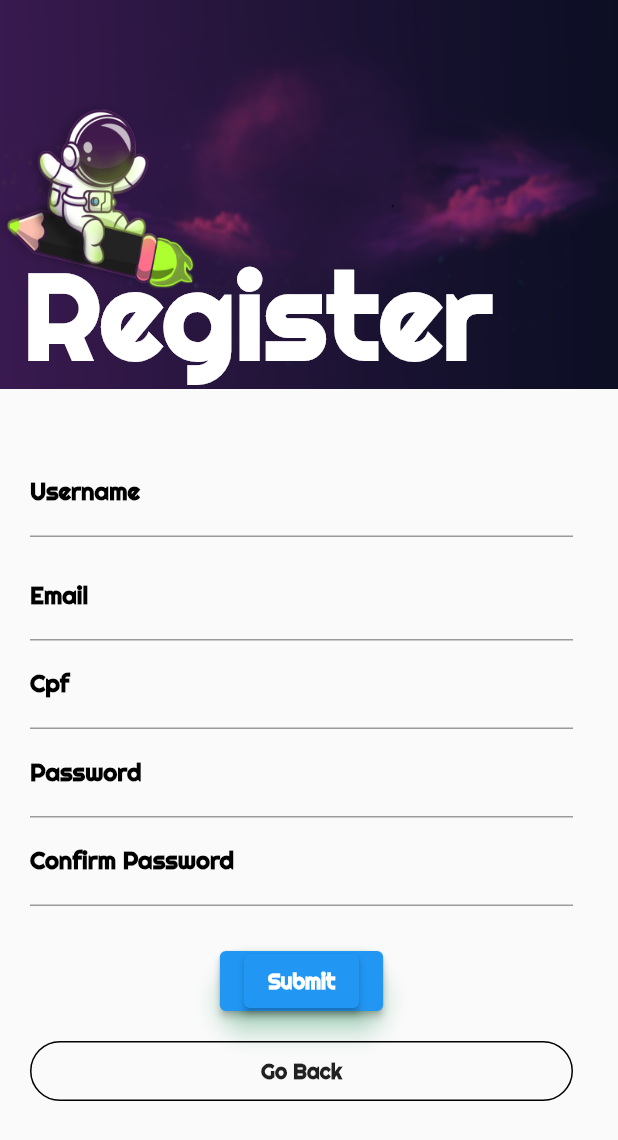
After one commit to angelorange/bank_space, a Flutter app: the SignUpView screen opened directly, after a tap on "Submit", on a phone screen of 412 x 824 dp. The commit adds this screen. Shown: the top 1140 px of the screen. Run offline on Flutter 3.47's test engine with Material 2 defaults, Android fonts, the phone set to English and light mode, and no system bars; our stand-ins replace get.

Commit message:
feat: add binding and controller sign up

```diff
--- /dev/null
+++ b/lib/app/modules/sign_up/bindings/sign_up_binding.dart
@@ -0,0 +1,12 @@
+import 'package:get/get.dart';
+import 'package:bank_space/app/modules/login/controller/login_controller.dart';
+import 'package:bank_space/app/modules/sign_up/controller/sign_up_controller.dart';
+
+class SignUpBinding extends Bindings {
+  @override
+  void dependencies() {
+    Get.lazyPut<SignUpController>(
+      () => SignUpController(),
+    );
+  }
+}
--- /dev/null
+++ b/lib/app/modules/sign_up/controller/sign_up_controller.dart
@@ -0,0 +1,99 @@
+import 'package:flutter/material.dart';
+import 'package:get/get.dart';
+
+class SignUpController extends GetxController {
+  final GlobalKey<FormState> loginFormKey = GlobalKey<FormState>();
+
+  late TextEditingController emailController,
+      passwordController,
+      cpfController,
+      birthdayController,
+      usernameController = TextEditingController();
+  var username = '';
+  var cpf = '';
+  var email = '';
+  var password = '';
+  var birthday = '';
+  @override
+  void onInit() {
+    super.onInit();
+    emailController = TextEditingController();
+    passwordController = TextEditingController();
+    usernameController = TextEditingController();
+    cpfController = TextEditingController();
+    birthdayController = TextEditingController();
+  }
+
+  @override
+  void onReady() {
+    super.onReady();
+  }
+
+  @override
+  void onClose() {
+    emailController.dispose();
+    passwordController.dispose();
+    usernameController.dispose();
+    cpfController.dispose();
+    birthdayController.dispose();
+  }
+
+  String? validateEmail(String value) {
+    if (value!.isEmpty || !RegExp(r'^[a-z A-Z]+$').hasMatch(value)) {
+      return "Enter correct email";
+    } else {
+      return null;
+    }
+  }
+
+  String? validateUsername(String value) {
+    if (value!.isEmpty || !RegExp(r'^[a-z A-Z]+$').hasMatch(value)) {
+      return "Enter correct email";
+    } else {
+      return null;
+    }
+  }
+
+  // String? validatePassword(String value) {
+  //   if (value.length < 6) {
+  //     return "Password must be of 6 characters";
+  //   }
+  //   return null;
+  // }
+
+  // Api Simulation
+  Future<bool> checkUser(String user, String password) {
+    if (user == 'foo@foo.com' && password == '123') {
+      return Future.value(true);
+    }
+    return Future.value(false);
+  }
+
+  String? validatePassword(String value) {
+    String pattern =
+        r'^(?=.*?[A-Z])(?=.*?[a-z])(?=.*?[0-9])(?=.*?[!@#\$&*~]).{8,}$';
+    RegExp regex = new RegExp(pattern);
+    print(value);
+    if (value.isEmpty) {
+      return 'Please enter password';
+    } else {
+      if (!regex.hasMatch(value))
+        return 'Enter valid password';
+      else
+        return null;
+    }
+  }
+
+  void login() {
+    if (loginFormKey.currentState!.validate()) {
+      checkUser(emailController.text, passwordController.text).then((auth) {
+        if (auth) {
+          Get.snackbar('Login', 'Login successfully');
+        } else {
+          Get.snackbar('Login', 'Invalid email or password');
+        }
+        passwordController.clear();
+      });
+    }
+  }
+}
--- /dev/null
+++ b/lib/app/modules/sign_up/widgets/sign_up_view.dart
@@ -0,0 +1,210 @@
+import 'package:bank_space/app/modules/sign_up/controller/sign_up_controller.dart';
+import 'package:flutter/material.dart';
+import 'package:bank_space/app/modules/login/widgets/login_view.dart';
+import 'package:bank_space/app/modules/sign_up/bindings/sign_up_binding.dart';
+import 'package:get/get.dart';
+
+class SignUpView extends GetView<SignUpController> {
+  final _formKey = GlobalKey<FormState>();
+
+  @override
+  Widget build(BuildContext context) {
+    return new Scaffold(
+        resizeToAvoidBottomInset: false,
+        body: ListView(children: <Widget>[
+          Container(
+            decoration: BoxDecoration(
+              image: DecorationImage(
+                  image: AssetImage("assets/images/jex.jpg"), fit: BoxFit.fill),
+            ),
+            child: Stack(
+              children: <Widget>[
+                Container(
+                  padding: EdgeInsets.fromLTRB(15.0, 160.0, 0.0, 0.0),
+                  child: Text(
+                    'Register',
+                    style: TextStyle(
+                        fontSize: 80.0,
+                        fontWeight: FontWeight.bold,
+                        fontFamily: 'Righteous',
+                        color: Colors.white),
+                  ),
+                ),
+                Container(
+                  padding: EdgeInsets.fromLTRB(260.0, 125.0, 0.0, 0.0),
+                  child: Text(
+                    '.',
+                  ),
+                )
+              ],
+            ),
+          ),
+          Container(
+              padding: EdgeInsets.only(top: 40.0, left: 20.0, right: 30.0),
+              child: Column(
+                children: <Widget>[
+                  TextFormField(
+                    decoration: InputDecoration(
+                      labelText: 'Username',
+                      labelStyle: TextStyle(
+                          fontFamily: 'Righteous',
+                          fontWeight: FontWeight.bold,
+                          color: Colors.black),
+                      focusedBorder: UnderlineInputBorder(
+                        borderSide: BorderSide(color: Colors.green),
+                      ),
+                    ),
+                    keyboardType: TextInputType.name,
+                    controller: controller.usernameController,
+                    onSaved: (value) {
+                      controller.username = value!;
+                    },
+                    validator: (value) {
+                      return controller.validateUsername(value!);
+                    },
+                  ),
+                  SizedBox(height: 10.0),
+                  TextFormField(
+                    decoration: InputDecoration(
+                      labelText: 'Email ',
+                      labelStyle: TextStyle(
+                          fontFamily: 'Righteous',
+                          fontWeight: FontWeight.bold,
+                          color: Colors.black),
+                      focusedBorder: UnderlineInputBorder(
+                        borderSide: BorderSide(color: Colors.green),
+                      ),
+                    ),
+                    keyboardType: TextInputType.emailAddress,
+                    controller: controller.emailController,
+                    onSaved: (value) {
+                      controller.email = value!;
+                    },
+                    validator: (value) {
+                      return controller.validateEmail(value!);
+                    },
+                    obscureText: true,
+                  ),
+                  TextFormField(
+                    decoration: InputDecoration(
+                      labelText: 'Cpf ',
+                      labelStyle: TextStyle(
+                          fontFamily: 'Righteous',
+                          fontWeight: FontWeight.bold,
+                          color: Colors.black),
+                      focusedBorder: UnderlineInputBorder(
+                        borderSide: BorderSide(color: Colors.green),
+                      ),
+                    ),
+                    // validator: (value) {
+                    //   if (value!.isEmpty || !RegExp())
+                    // },
+                    obscureText: true,
+                  ),
+                  TextFormField(
+                    decoration: InputDecoration(
+                      labelText: 'Password ',
+                      labelStyle: TextStyle(
+                          fontFamily: 'Righteous',
+                          fontWeight: FontWeight.bold,
+                          color: Colors.black),
+                      focusedBorder: UnderlineInputBorder(
+                        borderSide: BorderSide(color: Colors.green),
+                      ),
+                    ),
+                    keyboardType: TextInputType.emailAddress,
+                    controller: controller.emailController,
+                    onSaved: (value) {
+                      controller.password = value!;
+                    },
+                    validator: (value) {
+                      return controller.validatePassword(value!);
+                    },
+                    obscureText: true,
+                  ),
+                  TextFormField(
+                    decoration: InputDecoration(
+                      labelText: 'Confirm Password ',
+                      labelStyle: TextStyle(
+                          fontFamily: 'Righteous',
+                          fontWeight: FontWeight.bold,
+                          color: Colors.black),
+                      focusedBorder: UnderlineInputBorder(
+                        borderSide: BorderSide(color: Colors.green),
+                      ),
+                    ),
+                    keyboardType: TextInputType.emailAddress,
+                    controller: controller.emailController,
+                    onSaved: (value) {
+                      controller.password = value!;
+                    },
+                    validator: (value) {
+                      return controller.validatePassword(value!);
+                    },
+                    obscureText: true,
+                  ),
+                  SizedBox(height: 10.0),
+                  SizedBox(height: 20.0),
+                  Container(
+                      height: 40.0,
+                      child: Material(
+                        borderRadius: BorderRadius.circular(20.0),
+                        shadowColor: Colors.greenAccent,
+                        color: Colors.green,
+                        elevation: 7.0,
+                        child: ElevatedButton(
+                          onPressed: () {
+                            if (_formKey.currentState!.validate()) {
+                              print('succesfull');
+                            }
+                          },
+                          child: ElevatedButton(
+                            onPressed: () {
+                              controller.login();
+                            },
+                            child: Text(
+                              'Submit',
+                              style: TextStyle(
+                                  color: Colors.white,
+                                  fontWeight: FontWeight.bold,
+                                  fontFamily: 'Righteous'),
+                            ),
+                          ),
+                        ),
+                      )),
+                  SizedBox(height: 20.0),
+                  Container(
+                    height: 40.0,
+                    color: Colors.transparent,
+                    child: Container(
+                      decoration: BoxDecoration(
+                          border: Border.all(
+                              color: Colors.black,
+                              style: BorderStyle.solid,
+                              width: 1.0),
+                          color: Colors.transparent,
+                          borderRadius: BorderRadius.circular(20.0)),
+                      child: InkWell(
+                        onTap: () {
+                          Navigator.push(
+                            context,
+                            MaterialPageRoute(
+                                builder: (context) => LoginPageState()),
+                          );
+                        },
+                        child: Center(
+                          child: Text('Go Back',
+                              style: TextStyle(
+                                  fontWeight: FontWeight.bold,
+                                  fontFamily: 'Righteous')),
+                        ),
+                      ),
+                    ),
+                  ),
+                ],
+              )),
+          Container(),
+          SizedBox(height: 35.0),
+        ]));
+  }
+}
--- a/lib/main.dart
+++ b/lib/main.dart
@@ -30,8 +30,7 @@ class MyApp extends StatelessWidget {
           primarySwatch: Colors.blue,
         ),
         initialBinding: LoginBinding(),
-      home: HomePage()
-    );
+        home: HomePage());
   }
 }
 
```
Lines whose indentation alone changed are shown as unchanged.
